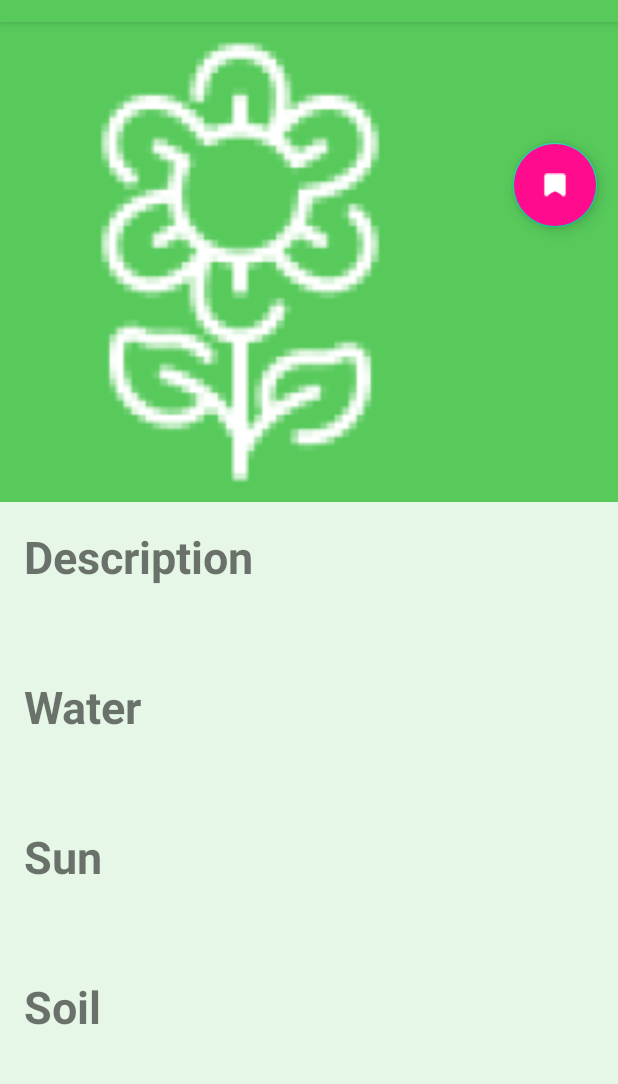
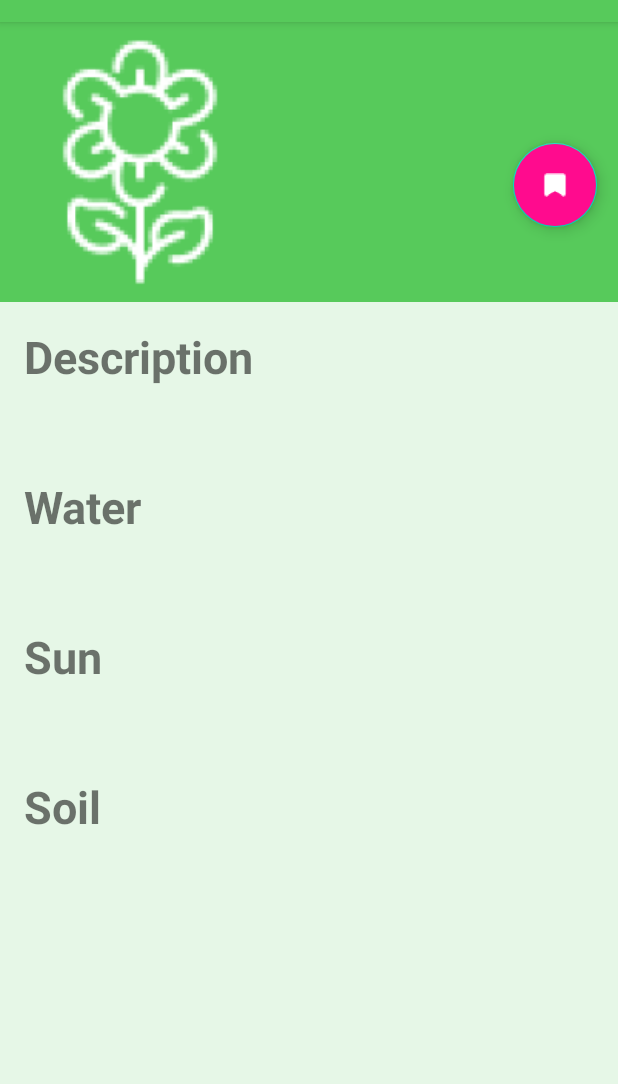
Before and after one commit to Erez1414/PlantIdentifierApp, an Android app: the FlowerInfoPage screen opened directly, with no data from a screen before it, on a phone screen of 412 x 824 dp, the part 62-1146 px from its top. Run offline under Robolectric (Android 15) with nearby library versions, the light colour scheme and no system bars; 5 statements that could not run were skipped.

Commit message:
fixed picture size

```diff
--- a/PlantIdentifier/app/src/main/java/com/final_project/plantidentifier/dataUtils/FlowerInfoPage.java
+++ b/PlantIdentifier/app/src/main/java/com/final_project/plantidentifier/dataUtils/FlowerInfoPage.java
@@ -137,10 +137,10 @@ public class FlowerInfoPage extends AppCompatActivity {
         }
         try {
             mImg = i.getParcelableExtra("img");
-            mIvFlower.setImageBitmap(Bitmap.createScaledBitmap(mImg, 450, 450, true));
+            mIvFlower.setImageBitmap(Bitmap.createScaledBitmap(mImg, 250, 250, true));
         } catch (Exception ignored){
             mImg = BitmapFactory.decodeResource(getResources(), getDefaultImg(mTvName.getText().toString()));
-            mIvFlower.setImageBitmap(Bitmap.createScaledBitmap(mImg, 450, 450, true));
+            mIvFlower.setImageBitmap(Bitmap.createScaledBitmap(mImg, 250, 250, true));
         }
 
     }
--- a/PlantIdentifier/app/src/main/java/com/final_project/plantidentifier/dataUtils/MyFlowerInfo.java
+++ b/PlantIdentifier/app/src/main/java/com/final_project/plantidentifier/dataUtils/MyFlowerInfo.java
@@ -115,7 +115,7 @@ public class MyFlowerInfo extends AppCompatActivity{
     }
 
     private void fillInfo(){
-        mIvFlower.setImageBitmap(Bitmap.createScaledBitmap(plantEntry.getImg(), 450, 450, true));
+        mIvFlower.setImageBitmap(Bitmap.createScaledBitmap(plantEntry.getImg(), 250, 250, true));
         name = plantEntry.getName();
         type = plantEntry.getType().substring(0, 1).toUpperCase() + plantEntry.getType().substring(1);
         mTvName.setText(name);
```
